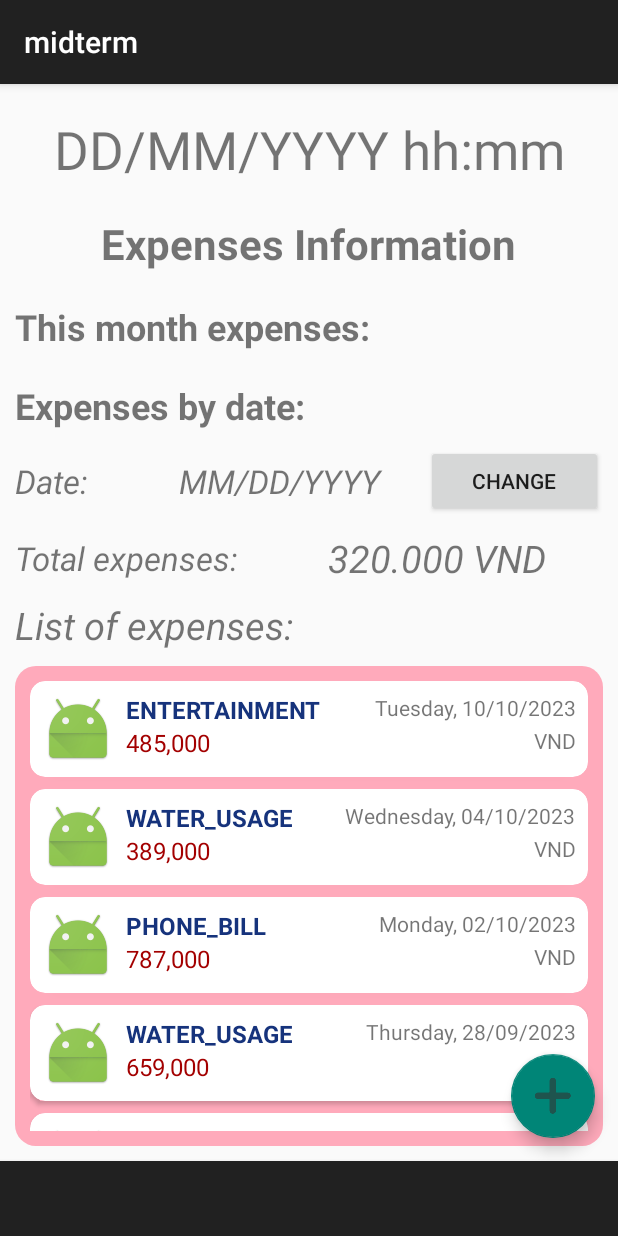
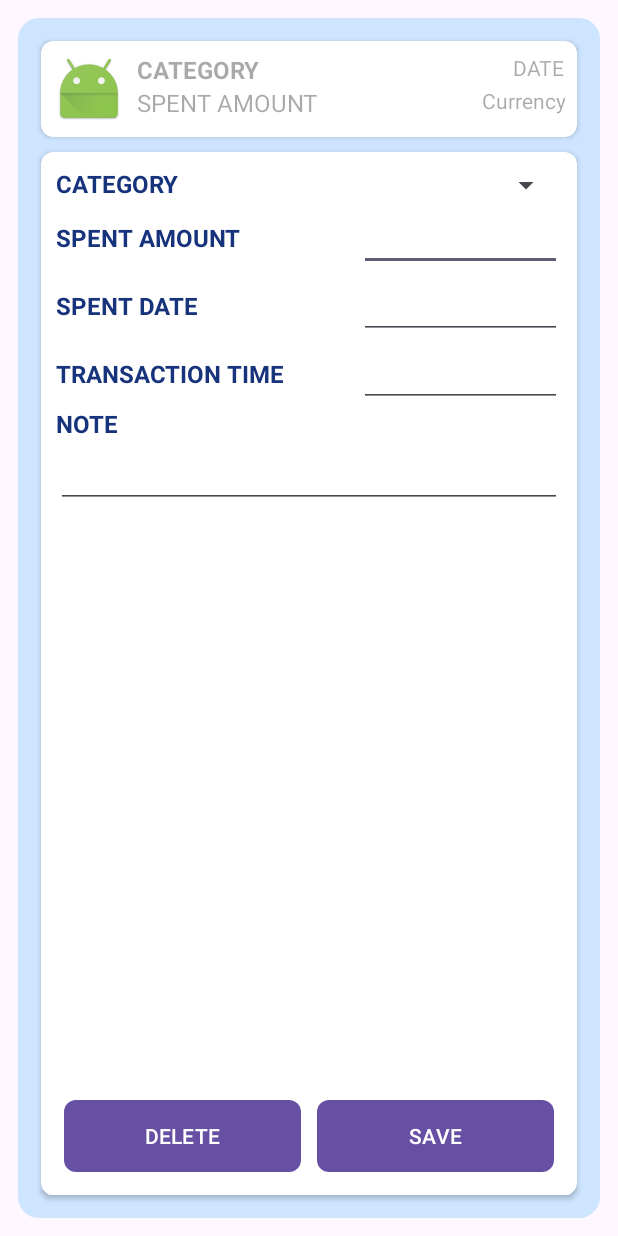
Before and after one commit to harouzie/midterm, an Android app: the screen it shows after launch (MainActivity before the commit, TransactionDetailActivity after it), on a phone screen of 412 x 824 dp. Run offline under Robolectric (Android 15) with nearby library versions, the phone set to English and light mode, and no system bars.

Commit message:
[DEV+DESIGN] new activity - TransactionDetailActivity: Editing and Displaying a chosen transaction

```diff
--- /dev/null
+++ b/app/src/main/java/tdtu/fit/hrz/midterm/TransactionDetailActivity.java
@@ -0,0 +1,26 @@
+package tdtu.fit.hrz.midterm;
+
+import androidx.appcompat.app.AppCompatActivity;
+
+import android.graphics.Color;
+import android.os.Bundle;
+import android.widget.ImageView;
+import android.widget.TextView;
+
+import java.util.HashMap;
+
+import tdtu.fit.hrz.midterm.entity.Transaction;
+import tdtu.fit.hrz.midterm.entity.TransactionCategory;
+
+public class TransactionDetailActivity extends AppCompatActivity {
+    ImageView icon;
+    TextView transaction_cate;
+    TextView transaction_amount;
+    TextView transaction_date;
+    TextView transaction_currency;
+    @Override
+    protected void onCreate(Bundle savedInstanceState) {
+        super.onCreate(savedInstanceState);
+        setContentView(R.layout.activity_transaction_detail);
+    }
+}
--- a/app/src/main/java/tdtu/fit/hrz/midterm/entity/TransactionDAO.java
+++ b/app/src/main/java/tdtu/fit/hrz/midterm/entity/TransactionDAO.java
@@ -18,7 +18,7 @@ public class TransactionDAO implements InterfaceTransactionDao{
     private int dataSize = 0;
     private static Random random;
     private static int numCategory;
-    //================================An=======================================
+    //================================SINGLETON=======================================
     private TransactionDAO(int dataSize) {
         this.dataSize = dataSize;
         random = new Random();
--- /dev/null
+++ b/app/src/main/res/drawable/inner_rounded_panel.xml
@@ -0,0 +1,10 @@
+<?xml version="1.0" encoding="utf-8"?>
+<selector xmlns:android="http://schemas.android.com/apk/res/android">
+    <item>
+        <shape>
+            <corners android:radius="8dp"/>
+            <solid android:color="@color/light_green_pastel"/>
+        </shape>
+
+    </item>
+</selector>
--- /dev/null
+++ b/app/src/main/res/layout/activity_transaction_detail.xml
@@ -0,0 +1,241 @@
+<?xml version="1.0" encoding="utf-8"?>
+<FrameLayout
+    xmlns:android="http://schemas.android.com/apk/res/android"
+    xmlns:app="http://schemas.android.com/apk/res-auto"
+    xmlns:tools="http://schemas.android.com/tools"
+    android:layout_width="match_parent"
+    android:layout_height="match_parent"
+    android:padding="12dp"
+    tools:context=".TransactionDetailActivity">
+
+    <View
+        android:layout_width="match_parent"
+        android:layout_height="wrap_content"
+        android:background="@drawable/rounded_panel"
+        android:backgroundTint="@color/light_blue_pastel"/>
+
+    <RelativeLayout
+        android:layout_width="match_parent"
+        android:layout_height="wrap_content"
+        android:padding="5dp">
+
+        <androidx.cardview.widget.CardView
+            android:id="@+id/transaction_cardview"
+            android:layout_margin="10dp"
+            android:layout_width="match_parent"
+            android:layout_height="wrap_content"
+            android:elevation="@dimen/cardview_default_elevation"
+            app:cardCornerRadius="8dp">
+
+            <RelativeLayout
+                android:layout_width="match_parent"
+                android:layout_height="wrap_content"
+                android:padding="8dp">
+
+                <ImageView
+                    android:id="@+id/icon_transaction_category"
+                    android:src="@android:mipmap/sym_def_app_icon"
+                    android:layout_width="48dp"
+                    android:layout_height="48dp"
+                    android:layout_marginRight="8dp"
+                    android:layout_centerVertical="true"/>
+
+                <TextView
+                    android:id="@+id/transaction_category"
+                    android:hint="CATEGORY"
+                    android:layout_width="wrap_content"
+                    android:layout_height="wrap_content"
+                    android:layout_toRightOf="@id/icon_transaction_category"
+                    android:textSize="16sp"
+                    android:textColor="@color/blue"
+                    android:textStyle="bold" />
+
+                <TextView
+                    android:id="@+id/transaction_amount"
+                    android:hint="SPENT AMOUNT"
+
+                    android:textSize="16sp"
+                    android:layout_width="wrap_content"
+                    android:layout_height="wrap_content"
+                    android:layout_below="@id/transaction_category"
+                    android:layout_toRightOf="@id/icon_transaction_category" />
+
+                <TextView
+                    android:id="@+id/transaction_date"
+                    android:layout_width="wrap_content"
+                    android:layout_height="wrap_content"
+
+                    android:layout_alignParentEnd="true"
+                    android:hint="DATE" />
+
+                <TextView
+                    android:id="@+id/transaction_currency"
+                    android:layout_width="wrap_content"
+                    android:layout_height="wrap_content"
+                    android:layout_below="@id/transaction_category"
+                    android:gravity="right"
+                    android:layout_alignParentEnd="true"
+                    android:hint="Currency" />
+
+            </RelativeLayout>
+        </androidx.cardview.widget.CardView>
+
+        <androidx.cardview.widget.CardView
+            android:layout_width="match_parent"
+            android:layout_height="wrap_content"
+            android:layout_below="@id/transaction_cardview"
+            android:layout_marginStart="10dp"
+            android:layout_marginTop="0dp"
+            android:layout_marginEnd="10dp"
+            android:layout_marginBottom="10dp"
+            app:cardCornerRadius="8dp">
+
+            <RelativeLayout
+                android:layout_width="match_parent"
+                android:layout_height="wrap_content"
+                android:padding="10dp"
+                android:orientation="vertical">
+
+                <LinearLayout
+                    android:id="@+id/lilo_category"
+                    android:layout_width="match_parent"
+                    android:layout_height="wrap_content">
+
+                    <TextView
+                        android:id="@+id/txtView_category"
+                        android:text="@string/txt_category"
+                        android:textSize="16sp"
+                        android:textColor="@color/blue"
+                        android:textStyle="bold"
+                        android:layout_weight="6"
+                        android:layout_width="0dp"
+                        android:layout_height="wrap_content"/>
+                    <Spinner
+                        android:id="@+id/spinnerCate"
+                        android:layout_weight="4"
+                        android:layout_width="0dp"
+                        android:layout_height="wrap_content"/>
+
+                </LinearLayout>
+
+                <LinearLayout
+                    android:id="@+id/lilo_amount"
+                    android:layout_below="@id/lilo_category"
+                    android:layout_width="match_parent"
+                    android:layout_height="wrap_content">
+
+                    <TextView
+                        android:id="@+id/txtView_amount"
+                        android:text="@string/txt_spent_amount"
+                        android:textSize="16sp"
+                        android:textColor="@color/blue"
+                        android:textStyle="bold"
+                        android:layout_weight="6"
+                        android:layout_width="0dp"
+                        android:layout_height="wrap_content"/>
+                    <EditText
+                        android:id="@+id/edt_amount"
+                        android:inputType="number"
+                        android:layout_weight="4"
+                        android:layout_width="0dp"
+                        android:layout_height="wrap_content"/>
+                </LinearLayout>
+
+                <LinearLayout
+                    android:id="@+id/lilo_date"
+                    android:layout_below="@id/lilo_amount"
+                    android:layout_width="match_parent"
+                    android:layout_height="wrap_content">
+                    <TextView
+                        android:id="@+id/txtView_date"
+                        android:text="@string/txt_spent_date"
+                        android:textSize="16sp"
+                        android:textColor="@color/blue"
+                        android:textStyle="bold"
+                        android:layout_weight="6"
+                        android:layout_width="0dp"
+                        android:layout_height="wrap_content"/>
+                    <EditText
+                        android:id="@+id/edt_date"
+                        android:inputType="date"
+                        android:layout_weight="4"
+                        android:layout_width="0dp"
+                        android:layout_height="wrap_content"/>
+                </LinearLayout>
+
+                <LinearLayout
+                    android:id="@+id/lilo_time"
+                    android:layout_below="@id/lilo_date"
+                    android:layout_width="match_parent"
+                    android:layout_height="wrap_content">
+                    <TextView
+                        android:id="@+id/txtView_time"
+                        android:text="@string/txt_transaction_time"
+                        android:textSize="16sp"
+                        android:textColor="@color/blue"
+                        android:textStyle="bold"
+                        android:layout_weight="6"
+                        android:layout_width="0dp"
+                        android:layout_height="wrap_content"/>
+                    <EditText
+                        android:id="@+id/edt_time"
+                        android:inputType="datetime"
+                        android:layout_weight="4"
+                        android:layout_width="0dp"
+                        android:layout_height="wrap_content"/>
+                </LinearLayout>
+
+                <LinearLayout
+                    android:id="@+id/lilo_note"
+                    android:orientation="vertical"
+                    android:layout_below="@id/lilo_time"
+                    android:layout_width="match_parent"
+                    android:layout_height="wrap_content">
+                    <TextView
+                        android:id="@+id/txtView_note"
+                        android:text="@string/note"
+                        android:textSize="16sp"
+                        android:textColor="@color/blue"
+                        android:textStyle="bold"
+                        android:layout_weight="6"
+                        android:layout_width="wrap_content"
+                        android:layout_height="wrap_content"/>
+
+                    <EditText
+                        android:id="@+id/edt_note"
+
+                        android:layout_width="match_parent"
+                        android:layout_height="match_parent"/>
+
+                </LinearLayout>
+
+                <LinearLayout
+                    android:id="@+id/lilo_btn"
+                    android:layout_width="match_parent"
+                    android:layout_height="wrap_content"
+                    android:layout_alignParentBottom="true">
+                    <Button
+                        android:id="@+id/btn_delete"
+                        android:background="@drawable/inner_rounded_panel"
+                        android:text="@string/btn_delete"
+                        android:layout_margin="5dp"
+                        android:layout_weight="1"
+                        android:layout_width="0dp"
+                        android:layout_height="wrap_content"/>
+                    <Button
+                        android:id="@+id/btn_save"
+                        android:background="@drawable/inner_rounded_panel"
+                        android:backgroundTint="@color/natural_titanium"
+                        android:text="@string/btn_save"
+                        android:layout_margin="5dp"
+                        android:layout_weight="1"
+                        android:layout_width="0dp"
+                        android:layout_height="wrap_content"/>
+                </LinearLayout>
+            </RelativeLayout>
+
+        </androidx.cardview.widget.CardView>
+
+    </RelativeLayout>
+
+</FrameLayout>
--- a/app/src/main/res/values-night/strings.xml
+++ b/app/src/main/res/values-night/strings.xml
@@ -1,2 +1,9 @@
 <?xml version="1.0" encoding="utf-8"?>
-<resources></resources>
+<resources>
+    <string name="txt_category">CATEGORY</string>
+    <string name="txt_spent_amount">SPENT AMOUNT</string>
+    <string name="txt_spent_date">SPENT DATE</string>
+    <string name="txt_transaction_time">TRANSACTION TIME</string>
+    <string name="btn_delete">DELETE</string>
+    <string name="btn_save">SAVE</string>
+</resources>
--- a/app/src/main/res/values/colors.xml
+++ b/app/src/main/res/values/colors.xml
@@ -4,7 +4,9 @@
     <color name="white">#FFFFFFFF</color>
     <color name="transparent">#80FFFFFF</color>
     <color name="blue">#16337C</color>
+    <color name="natural_titanium">#878681</color>
     <color name="green">#00BC03</color>
     <color name="dark_red">#A30000</color>
-
+    <color name="light_blue_pastel">#CEE5FF</color>
+    <color name="light_green_pastel">#DEFDE0</color>
 </resources>
--- a/app/src/main/res/values/strings.xml
+++ b/app/src/main/res/values/strings.xml
@@ -8,5 +8,11 @@
     <string name="selectedDate" translatable="false">MM/DD/YYYY</string>
     <string name="expenses">Total expenses:</string>
     <string name="expListTitle">List of expenses:</string>
-    <string name="dd_mm_yyyy">dd:mm:yyyy</string>
+    <string name="txt_category">CATEGORY</string>
+    <string name="txt_spent_amount">SPENT AMOUNT</string>
+    <string name="txt_spent_date">SPENT DATE</string>
+    <string name="txt_transaction_time">TRANSACTION TIME</string>
+    <string name="note">NOTE</string>
+    <string name="btn_delete">DELETE</string>
+    <string name="btn_save">SAVE</string>
 </resources>
```
Also changed, not shown: app/src/main/AndroidManifest.xml (+17 -12 lines), 1 other file.
